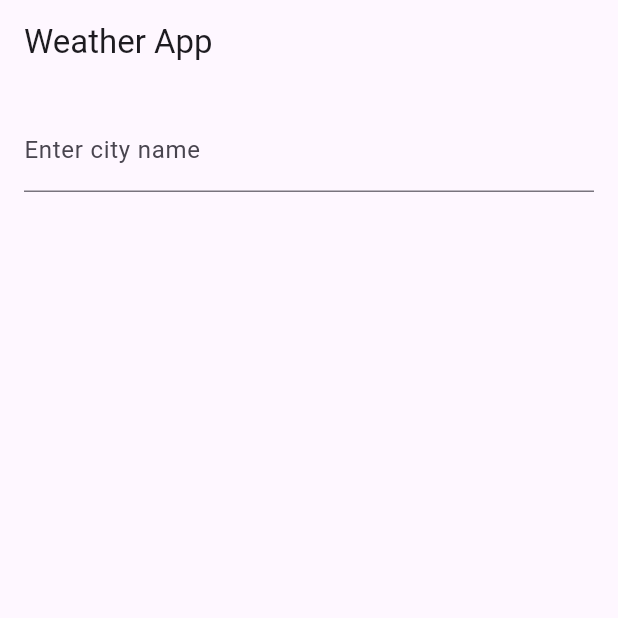
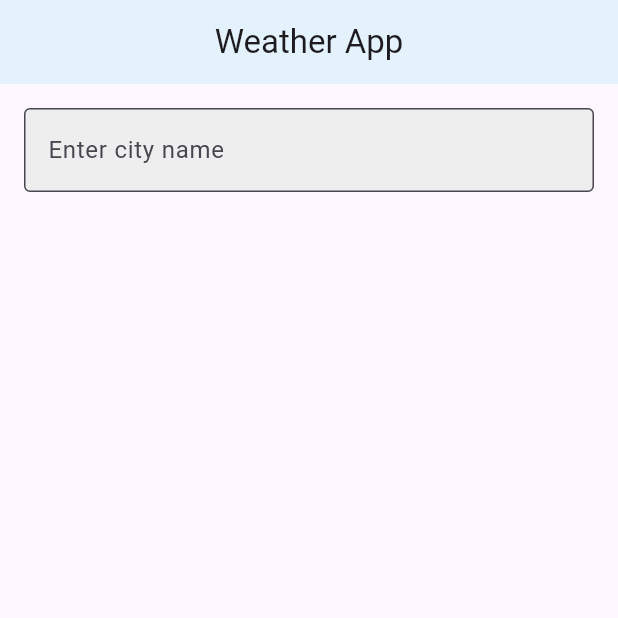
Before and after one commit to Vuong30102001/weather, a Flutter app: the screen it shows after launch, on a phone screen of 412 x 824 dp, the top half of it. Run offline on Flutter 3.47's test engine with Material 3 defaults, Android fonts, the phone set to English and light mode, and no system bars; our stand-ins replace flutter_bloc.

```diff
--- /dev/null
+++ b/devtools_options.yaml
@@ -0,0 +1,3 @@
+description: This file stores settings for Dart & Flutter DevTools.
+documentation: https://docs.flutter.dev/tools/devtools/extensions#configure-extension-enablement-states
+extensions:
--- a/lib/features/search_weather/presentation/pages/weather_page.dart
+++ b/lib/features/search_weather/presentation/pages/weather_page.dart
@@ -1,3 +1,5 @@
+import 'dart:convert';
+
 import 'package:flutter/material.dart';
 import 'package:flutter_bloc/flutter_bloc.dart';
 
@@ -20,14 +22,20 @@ class WeatherPage extends StatelessWidget {
     return Scaffold(
       appBar: AppBar(
         title: const Text('Weather App'),
+        centerTitle: true,
+        backgroundColor: Colors.blue.shade50,
       ),
       body: Padding(
         padding: const EdgeInsets.all(16.0),
         child: Column(
           children: [
             TextField(
-              decoration: const InputDecoration(
+              decoration: InputDecoration(
                 labelText: 'Enter city name',
+                hintText: 'Search',
+                border: const OutlineInputBorder(),
+                filled: true,
+                fillColor: Colors.grey[200],
               ),
               onSubmitted: (city) {
                 locationBloc.add(FetchLocationEvent(city));
```
Also changed, not shown: lib/core/weather_icons.dart (added, +19 -0 lines), lib/features/search_weather/presentation/widget/weather_widget.dart (+9 -2 lines).
